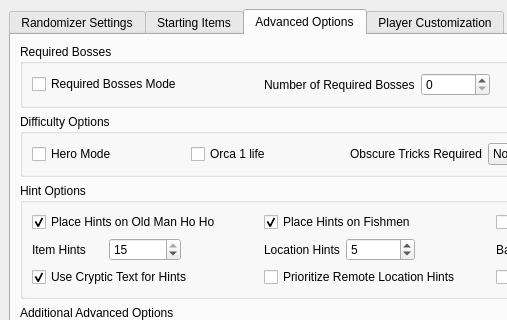
Before: the Qt Designer form wwr_ui/randomizer_window.ui in tanjo3/wwrando, drawn with Qt 5; both pictures show x 0 to 507 and y 0 to 320 of the 1000 by 830 pixel window.
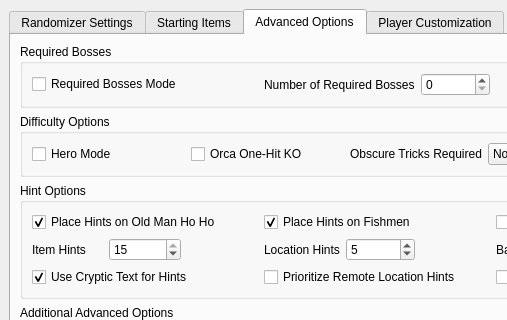
After: the same form once the commit is applied. The open tabs and pages were chosen to show the change. Custom widgets are drawn as their Qt base class.

Commit message: Rename Orca OHKO setting

```diff
--- a/wwr_ui/randomizer_window.ui
+++ b/wwr_ui/randomizer_window.ui
@@ -932,7 +932,7 @@
                 <item>
                 <widget class="QCheckBox" name="orca_1_life">
                  <property name="text">
-                  <string>Orca 1 life</string>
+                  <string>Orca One-Hit KO</string>
                  </property>
                 </widget>
                </item>
```
Left out of the diff: 2 changed lines with no effect on the pictures. The commit also changes 5 other files.
